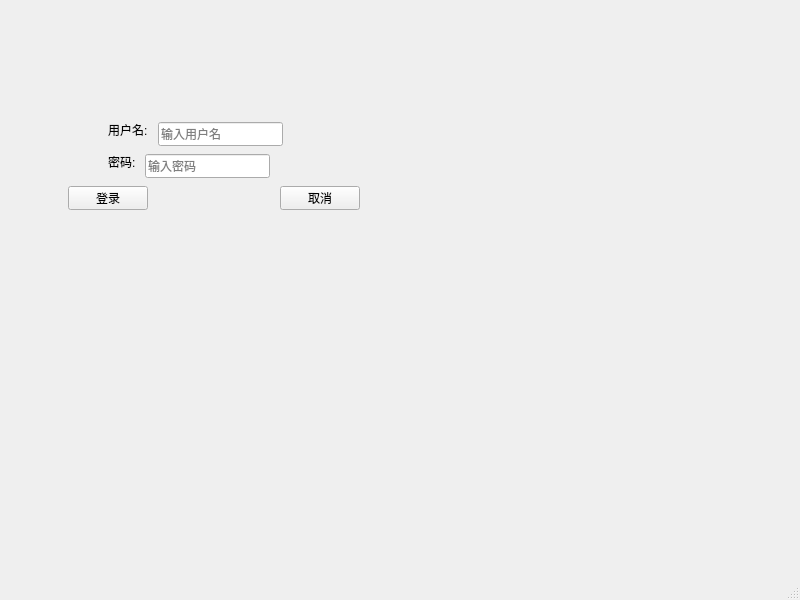
First picture: the form in test_05/mainwindow.ui, repository waitwalker/cpp_projects, before the edit.
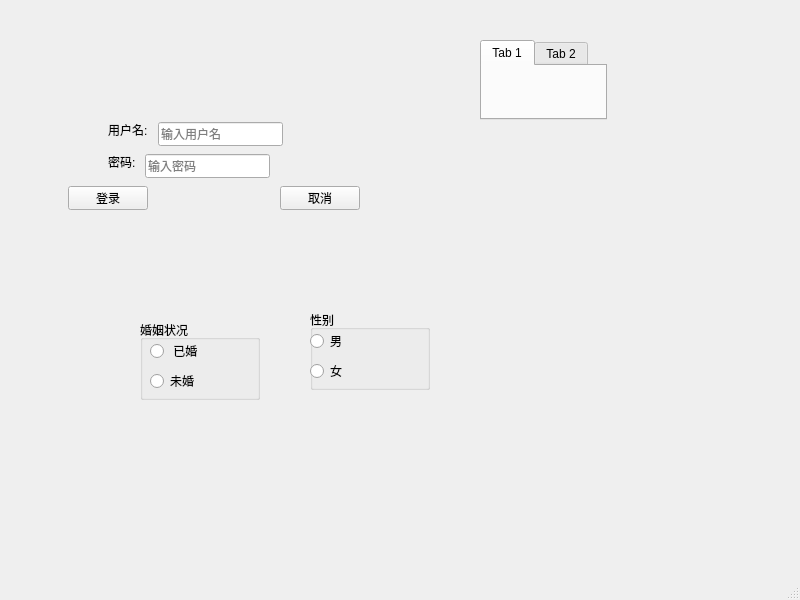
Second picture: the form after the edit.

Commit message: 组容器&单选框

Diff of the .ui file:
```diff
--- a/test_05/mainwindow.ui
+++ b/test_05/mainwindow.ui
@@ -104,6 +104,107 @@
      <string>取消</string>
     </property>
    </widget>
+   <widget class="QTabWidget" name="tabWidget">
+    <property name="geometry">
+     <rect>
+      <x>480</x>
+      <y>40</y>
+      <width>127</width>
+      <height>80</height>
+     </rect>
+    </property>
+    <property name="currentIndex">
+     <number>0</number>
+    </property>
+    <widget class="QWidget" name="tab">
+     <attribute name="title">
+      <string>Tab 1</string>
+     </attribute>
+    </widget>
+    <widget class="QWidget" name="tab_2">
+     <attribute name="title">
+      <string>Tab 2</string>
+     </attribute>
+    </widget>
+   </widget>
+   <widget class="QGroupBox" name="groupBox">
+    <property name="geometry">
+     <rect>
+      <x>310</x>
+      <y>310</y>
+      <width>120</width>
+      <height>80</height>
+     </rect>
+    </property>
+    <property name="title">
+     <string>性别</string>
+    </property>
+    <widget class="QRadioButton" name="radioButton_2">
+     <property name="geometry">
+      <rect>
+       <x>0</x>
+       <y>50</y>
+       <width>99</width>
+       <height>22</height>
+      </rect>
+     </property>
+     <property name="text">
+      <string>女</string>
+     </property>
+    </widget>
+    <widget class="QRadioButton" name="radioButton">
+     <property name="geometry">
+      <rect>
+       <x>0</x>
+       <y>20</y>
+       <width>99</width>
+       <height>22</height>
+      </rect>
+     </property>
+     <property name="text">
+      <string>男</string>
+     </property>
+    </widget>
+   </widget>
+   <widget class="QGroupBox" name="groupBox_2">
+    <property name="geometry">
+     <rect>
+      <x>140</x>
+      <y>320</y>
+      <width>120</width>
+      <height>80</height>
+     </rect>
+    </property>
+    <property name="title">
+     <string>婚姻状况</string>
+    </property>
+    <widget class="QRadioButton" name="radioButton_4">
+     <property name="geometry">
+      <rect>
+       <x>10</x>
+       <y>50</y>
+       <width>99</width>
+       <height>22</height>
+      </rect>
+     </property>
+     <property name="text">
+      <string>未婚</string>
+     </property>
+    </widget>
+    <widget class="QRadioButton" name="radioButton_3">
+     <property name="geometry">
+      <rect>
+       <x>10</x>
+       <y>20</y>
+       <width>99</width>
+       <height>22</height>
+      </rect>
+     </property>
+     <property name="text">
+      <string> 已婚</string>
+     </property>
+    </widget>
+   </widget>
   </widget>
   <widget class="QMenuBar" name="menubar">
    <property name="geometry">
```
The commit also changes 1 other file.
